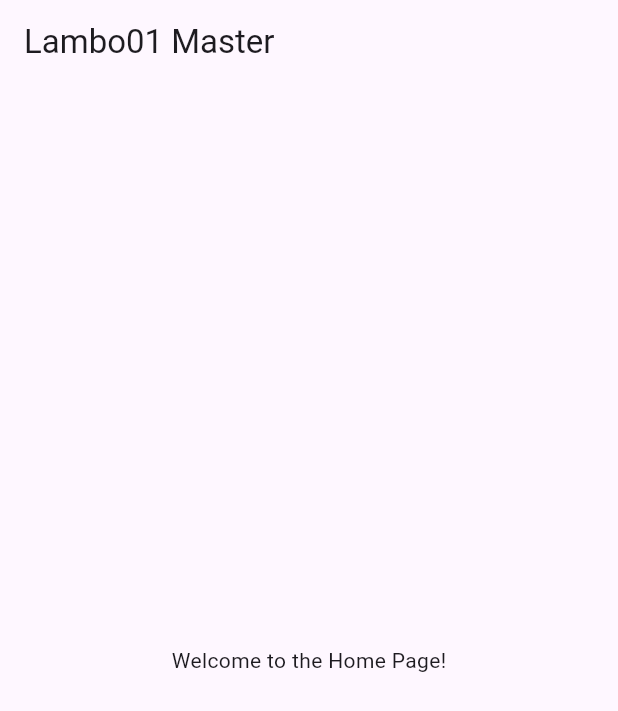
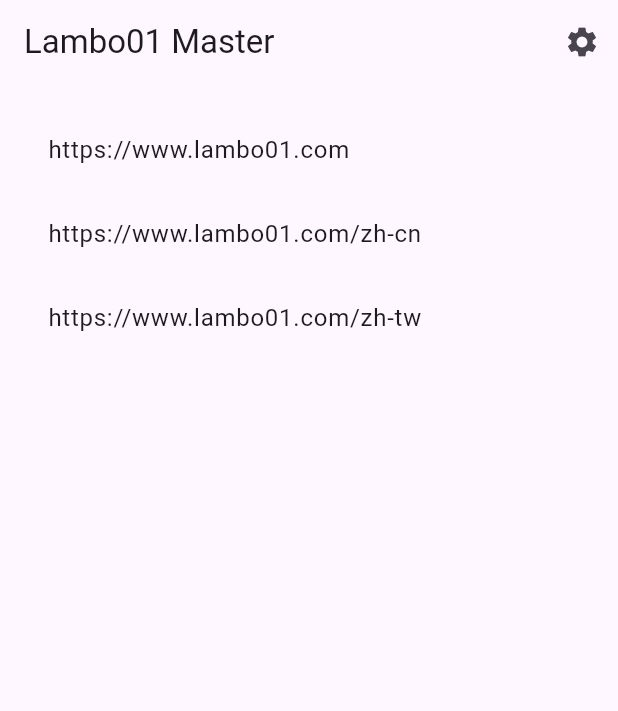
Before and after one commit to fshangala/lambo01_master, a Flutter app: the screen it shows after launch, on a phone screen of 412 x 824 dp. Shown: the top 711 px of the screen. Run offline on Flutter 3.47's test engine with Material 3 defaults, Android fonts, the phone set to English and light mode, and no system bars; our stand-ins replace logger, shared_preferences.

Commit message:
Add initial implementation of Home and Settings pages with settings form
- Created HomePage with a list of websites and navigation to settings.
- Implemented SettingsPage with a form for server address, port, and room code.
- Added SettingsViewmodel for state management.
- Developed SettingsForm to handle user input and save settings using SharedPreferences.
- Included app icons for various resolutions in the iOS project.

```diff
--- a/lib/home.dart
+++ /dev/null
@@ -1,22 +0,0 @@
-import 'package:flutter/material.dart';
-
-class HomePage extends StatefulWidget {
-  const HomePage({super.key});
-
-  @override
-  State<HomePage> createState() => _HomePageState();
-}
-
-class _HomePageState extends State<HomePage> {
-  @override
-  Widget build(BuildContext context) {
-    return Scaffold(
-      appBar: AppBar(
-        title: const Text('Lambo01 Master'),
-      ),
-      body: const Center(
-        child: Text('Welcome to the Home Page!'),
-      ),
-    );
-  }
-}
--- a/lib/main.dart
+++ b/lib/main.dart
@@ -1,5 +1,6 @@
 import 'package:flutter/material.dart';
-import 'package:lambo01_master/home.dart';
+import 'package:lambo01_master/pages/home_page.dart';
+import 'package:lambo01_master/pages/settings_page.dart';
 import 'package:lambo01_master/viewmodels/app_viewmodel.dart';
 import 'package:provider/provider.dart';
 
@@ -30,6 +31,7 @@ class MyApp extends StatelessWidget {
       initialRoute: '/',
       routes: {
         '/': (context) => const HomePage(),
+        '/settings': (context) => const SettingsPage(),
       },
     );
   }
--- /dev/null
+++ b/lib/pages/home_page.dart
@@ -0,0 +1,48 @@
+import 'package:flutter/material.dart';
+
+class HomePage extends StatefulWidget {
+  const HomePage({super.key});
+
+  @override
+  State<HomePage> createState() => _HomePageState();
+}
+
+class _HomePageState extends State<HomePage> {
+  List<String> websites = [
+    'https://www.lambo01.com',
+    'https://www.lambo01.com/zh-cn',
+    'https://www.lambo01.com/zh-tw',
+  ];
+
+  @override
+  Widget build(BuildContext context) {
+    return Scaffold(
+      appBar: AppBar(
+        title: const Text('Lambo01 Master'),
+        actions: [
+          IconButton(
+            icon: const Icon(Icons.settings),
+            onPressed: () {
+              Navigator.pushNamed(context, '/settings');
+            },
+          ),
+        ],
+      ),
+      body: Container(
+        padding: const EdgeInsets.all(16.0),
+        child: ListView.builder(
+          itemCount: websites.length,
+          itemBuilder: (context, index) {
+            return ListTile(
+              title: Text(websites[index]),
+              onTap: () {
+                // Handle website tap
+                print('Tapped website: ${websites[index]}');
+              },
+            );
+          },
+        ),
+      ),
+    );
+  }
+}
--- /dev/null
+++ b/lib/viewmodels/settings_viewmodel.dart
@@ -0,0 +1,3 @@
+import 'package:flutter/material.dart';
+
+class SettingsViewmodel extends ChangeNotifier {}
```
Also changed, not shown: flutter_launcher_icons.yaml (added, +34 -0 lines), lib/pages/settings_page.dart (added, +30 -0 lines), lib/viewmodels/app_viewmodel.dart (+37 -0 lines), lib/widgets/settings_form.dart (added, +120 -0 lines), pubspec.yaml (+6 -2 lines), assets/icon.png (added), pubspec.lock, 44 other files.
